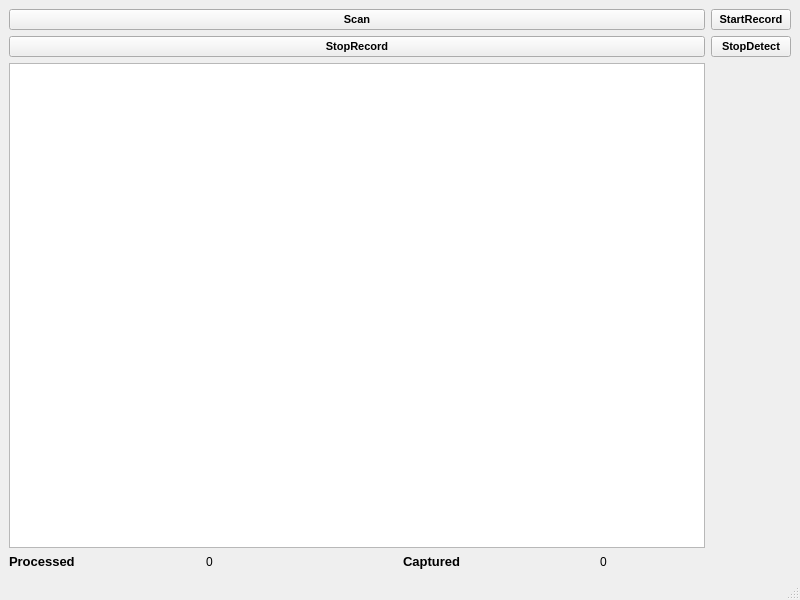
Old version of the form ui/mainwindow.ui in the repository ivineetm007/fakeBuster.
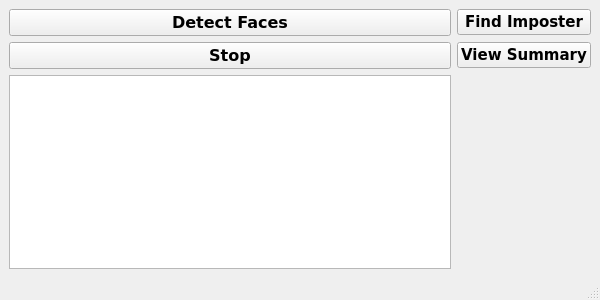
New version of the form. Custom widgets are drawn as their Qt base class.

The edit to the form file:
```diff
--- a/ui/mainwindow.ui
+++ b/ui/mainwindow.ui
@@ -6,13 +6,26 @@
    <rect>
     <x>0</x>
     <y>0</y>
-    <width>800</width>
-    <height>600</height>
+    <width>600</width>
+    <height>300</height>
    </rect>
   </property>
+  <property name="font">
+   <font>
+    <pointsize>10</pointsize>
+    <weight>50</weight>
+    <bold>false</bold>
+   </font>
+  </property>
   <property name="windowTitle">
    <string>MainWindow</string>
   </property>
+  <property name="iconSize">
+   <size>
+    <width>128</width>
+    <height>128</height>
+   </size>
+  </property>
   <widget class="QWidget" name="centralwidget">
    <layout class="QVBoxLayout" name="verticalLayout">
     <item>
@@ -34,13 +47,18 @@
        <widget class="QPushButton" name="startRecordButton">
         <property name="font">
          <font>
-          <pointsize>8</pointsize>
+          <family>Verdana</family>
+          <pointsize>11</pointsize>
           <weight>75</weight>
+          <italic>false</italic>
           <bold>true</bold>
          </font>
         </property>
+        <property name="styleSheet">
+         <string notr="true"/>
+        </property>
         <property name="text">
-         <string>StartRecord</string>
+         <string>Find Imposter</string>
         </property>
        </widget>
       </item>
@@ -48,13 +66,19 @@
        <widget class="QPushButton" name="scanButton">
         <property name="font">
          <font>
-          <pointsize>8</pointsize>
+          <family>Verdana</family>
+          <pointsize>12</pointsize>
           <weight>75</weight>
+          <italic>false</italic>
           <bold>true</bold>
          </font>
         </property>
+        <property name="styleSheet">
+         <string notr="true">
+</string>
+        </property>
         <property name="text">
-         <string>Scan</string>
+         <string>Detect Faces</string>
         </property>
        </widget>
       </item>
@@ -67,13 +91,18 @@
        <widget class="QPushButton" name="stopDetectButton">
         <property name="font">
          <font>
-          <pointsize>8</pointsize>
+          <family>Verdana</family>
+          <pointsize>11</pointsize>
           <weight>75</weight>
+          <italic>false</italic>
           <bold>true</bold>
          </font>
         </property>
+        <property name="styleSheet">
+         <string notr="true"/>
+        </property>
         <property name="text">
-         <string>StopDetect</string>
+         <string>View Summary</string>
         </property>
        </widget>
       </item>
@@ -81,68 +110,18 @@
        <widget class="QPushButton" name="stopRecordButton">
         <property name="font">
          <font>
-          <pointsize>8</pointsize>
+          <family>Verdana</family>
+          <pointsize>12</pointsize>
           <weight>75</weight>
+          <italic>false</italic>
           <bold>true</bold>
          </font>
         </property>
-        <property name="text">
-         <string>StopRecord</string>
+        <property name="styleSheet">
+         <string notr="true"/>
         </property>
-       </widget>
-      </item>
-     </layout>
-    </item>
-    <item>
-     <layout class="QHBoxLayout" name="horizontalLayout_3"/>
-    </item>
-    <item>
-     <layout class="QHBoxLayout" name="horizontalLayout_2">
-      <item>
-       <widget class="QLabel" name="prcossedLabel">
-        <property name="font">
-         <font>
-          <pointsize>10</pointsize>
-          <weight>75</weight>
-          <bold>true</bold>
-         </font>
-        </property>
         <property name="text">
-         <string>Processed</string>
-        </property>
-       </widget>
-      </item>
-      <item>
-       <widget class="QLabel" name="processedView">
-        <property name="font">
-         <font>
-          <weight>50</weight>
-          <bold>false</bold>
-         </font>
-        </property>
-        <property name="text">
-         <string>0</string>
-        </property>
-       </widget>
-      </item>
-      <item>
-       <widget class="QLabel" name="captureLabel">
-        <property name="font">
-         <font>
-          <pointsize>10</pointsize>
-          <weight>75</weight>
-          <bold>true</bold>
-         </font>
-        </property>
-        <property name="text">
-         <string>Captured</string>
-        </property>
-       </widget>
-      </item>
-      <item>
-       <widget class="QLabel" name="capturedView">
-        <property name="text">
-         <string>0</string>
+         <string>Stop</string>
         </property>
        </widget>
       </item>
```
Left out of the diff: 10 changed lines with no effect on the pictures.
